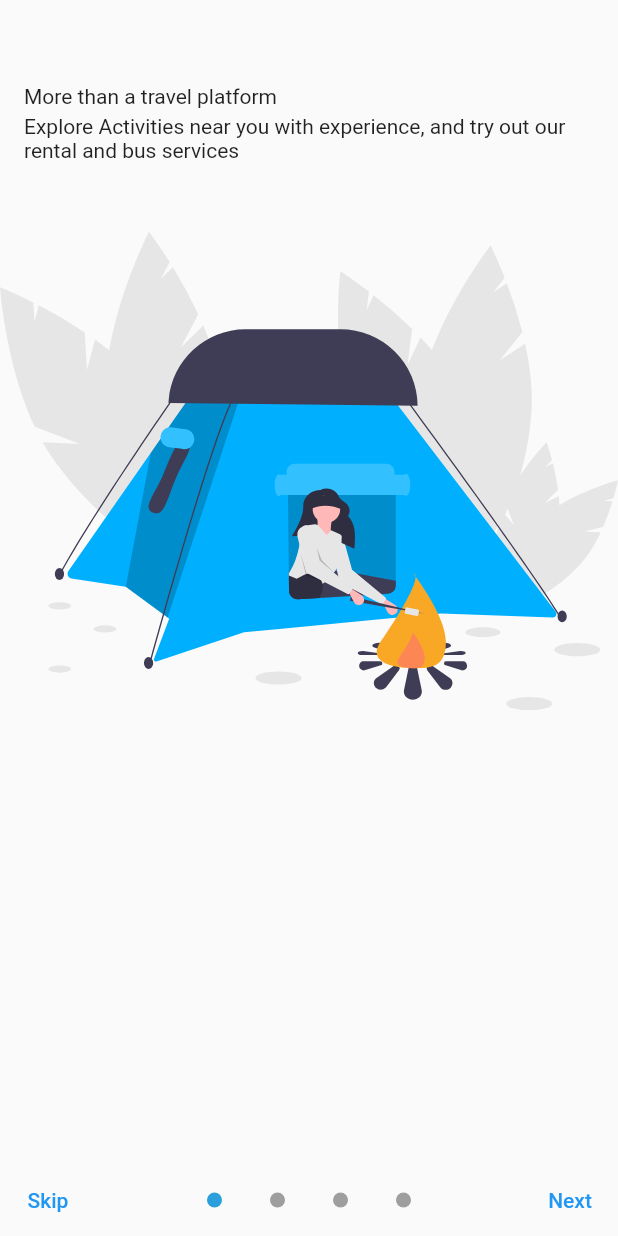
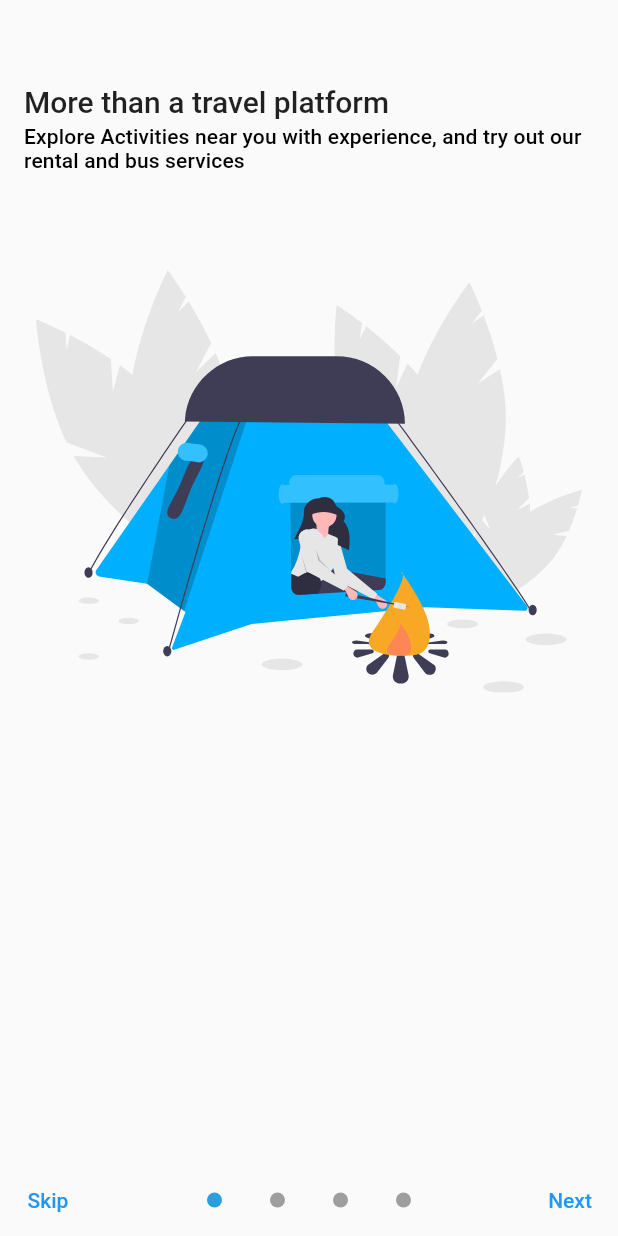
Before and after one commit to dafinoer/traveloka_clone, a Flutter app: the screen it shows after launch, on a phone screen of 412 x 824 dp. Run offline on Flutter 3.47's test engine with Material 2 defaults, Android fonts, the phone set to English and light mode, and no system bars; our stand-ins replace bloc, dio, equatable, faker, fluro, flutter_bloc and 1 more.

Commit message:
add padding

```diff
--- a/lib/pages/onboard/board_view.dart
+++ b/lib/pages/onboard/board_view.dart
@@ -1,4 +1,5 @@
 import 'package:flutter/cupertino.dart';
+import 'package:flutter/material.dart';
 
 import '../../gen/assets.gen.dart';
 
@@ -18,17 +19,18 @@ class BoardView extends StatelessWidget {
 
   @override
   Widget build(BuildContext context) {
+    final theme = Theme.of(context);
     return Column(
       mainAxisAlignment: MainAxisAlignment.start,
       crossAxisAlignment: CrossAxisAlignment.start,
       children: [
         Padding(
           padding: const EdgeInsets.symmetric(horizontal: 16.0),
-          child: Text(title),
+          child: Text(title, style: theme.textTheme.headline6,),
         ),
         Padding(
             padding: const EdgeInsets.only(top: 4.0, left: 16.0, right: 16.0),
-            child: Text(subTitle)),
+            child: Text(subTitle, style: theme.textTheme.subtitle2,)),
         asset,
         if (bottom != null) bottom!,
       ],
--- a/lib/pages/onboard/on_board_page.dart
+++ b/lib/pages/onboard/on_board_page.dart
@@ -49,6 +49,7 @@ class _OnBoardPageState extends State<OnBoardPage> {
 
   @override
   Widget build(BuildContext context) {
+    final theme = Theme.of(context);
     return Scaffold(
       body: ChangeNotifierProvider.value(
         value: swipeControl,
@@ -66,7 +67,10 @@ class _OnBoardPageState extends State<OnBoardPage> {
                         'Explore Activities near you with experience, and try out our rental and bus services',
                     asset: AspectRatio(
                         aspectRatio: 1 / 1,
-                        child: Assets.images.campingOnboard.svg()),
+                        child: Padding(
+                          padding: const EdgeInsets.all(24.0),
+                          child: Assets.images.campingOnboard.svg(),
+                        )),
                   ),
                   BoardView(
                     title: 'Picked with helpful feature',
@@ -74,7 +78,10 @@ class _OnBoardPageState extends State<OnBoardPage> {
                         'Online check-in and easy reschedule let you travel with ease',
                     asset: AspectRatio(
                       aspectRatio: 1 / 1,
-                      child: Assets.images.travelOnboard.svg(),
+                      child: Padding(
+                        padding: const EdgeInsets.all(24.0),
+                        child: Assets.images.travelOnboard.svg(),
+                      ),
                     ),
                   ),
                   BoardView(
@@ -82,7 +89,10 @@ class _OnBoardPageState extends State<OnBoardPage> {
                       subTitle: 'Enable push notification to get booking',
                       asset: AspectRatio(
                         aspectRatio: 1 / 1,
-                        child: Assets.images.deviceOnboard.svg(),
+                        child: Padding(
+                          padding: const EdgeInsets.all(24.0),
+                          child: Assets.images.deviceOnboard.svg(),
+                        ),
                       ),
                       bottom: Expanded(
                         child: Align(
@@ -111,7 +121,10 @@ class _OnBoardPageState extends State<OnBoardPage> {
                     subTitle: 'Member can enjoy exclusive discount and redeem',
                     asset: AspectRatio(
                         aspectRatio: 1 / 1,
-                        child: Assets.images.loginAsset.svg()),
+                        child: Padding(
+                          padding: const EdgeInsets.all(24.0),
+                          child: Assets.images.loginAsset.svg(),
+                        )),
                     bottom: Expanded(
                       child: Column(
                         mainAxisAlignment: MainAxisAlignment.end,
```
